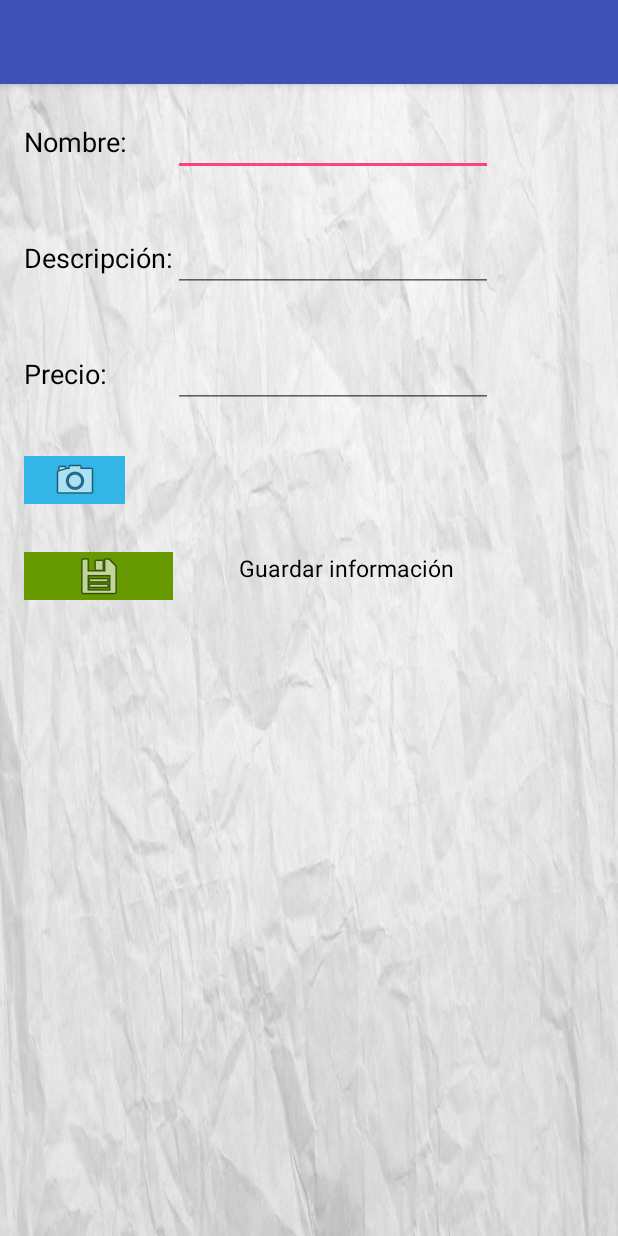
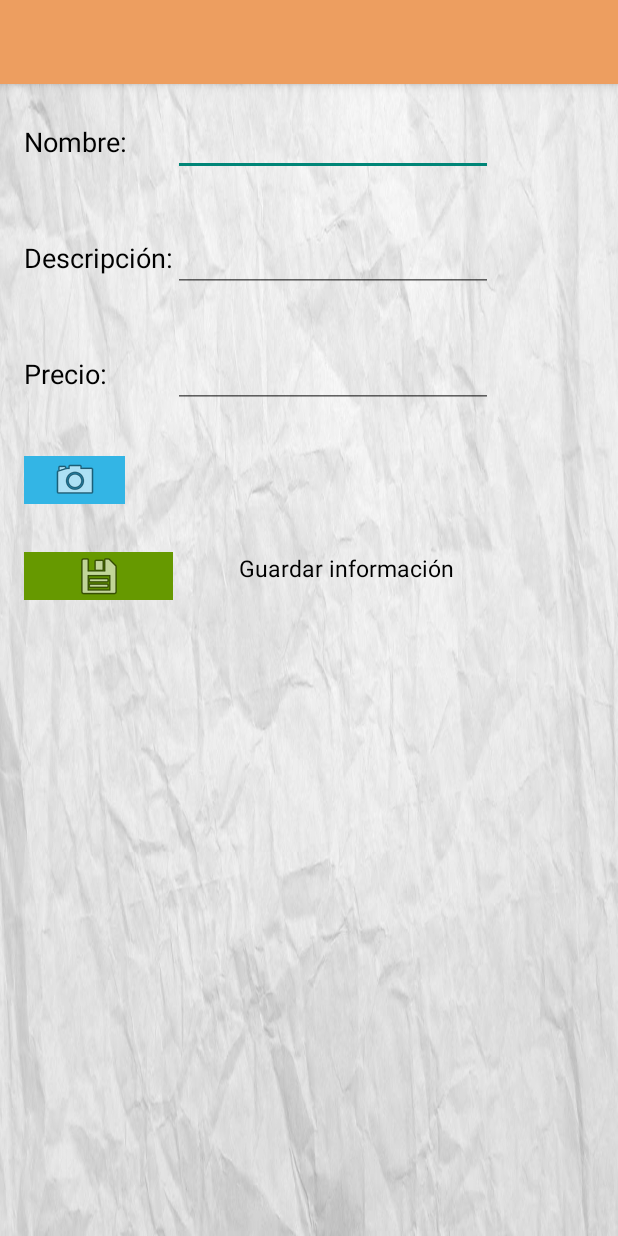
Before and after one commit to jdn0215/MyGiftList, an Android app: the CreateGift screen opened directly, with no data from a screen before it, on a phone screen of 412 x 824 dp. Run offline under Robolectric (Android 15) with nearby library versions, the phone set to English and light mode, and no system bars.

Commit message:
cambio a color naranja nada mas XD

```diff
--- a/proyecto/app/src/main/AndroidManifest.xml
+++ b/proyecto/app/src/main/AndroidManifest.xml
@@ -12,6 +12,9 @@
     <uses-permission android:name="android.permission.ACCESS_WIFI_STATE" />
     <uses-permission android:name="android.permission.ACCESS_NETWORK_STATE" />
     <uses-permission android:name="android.permission.WAKE_LOCK" />
+    <uses-permission android:name="android.permission.ACCESS_FINE_LOCATION"/>
+    <uses-permission android:name="android.permission.RECORD_AUDIO"/>
+
 
     <application
         android:allowBackup="true"
--- a/proyecto/app/src/main/res/values/styles.xml
+++ b/proyecto/app/src/main/res/values/styles.xml
@@ -3,9 +3,10 @@
     <!-- Base application theme. -->
     <style name="AppTheme" parent="Theme.AppCompat.Light.DarkActionBar">
         <!-- Customize your theme here. -->
-        <item name="colorPrimary">@color/colorPrimary</item>
-        <item name="colorPrimaryDark">@color/colorPrimaryDark</item>
-        <item name="colorAccent">@color/colorAccent</item>
+        <item name="colorPrimary">#ed9e60</item>
+
+        <!--<item name="colorPrimaryDark">@color/colorPrimaryDark</item>
+        <item name="colorAccent">@color/colorAccent</item>-->
     </style>
 
     <style name="AppTheme.NoActionBar">
```
